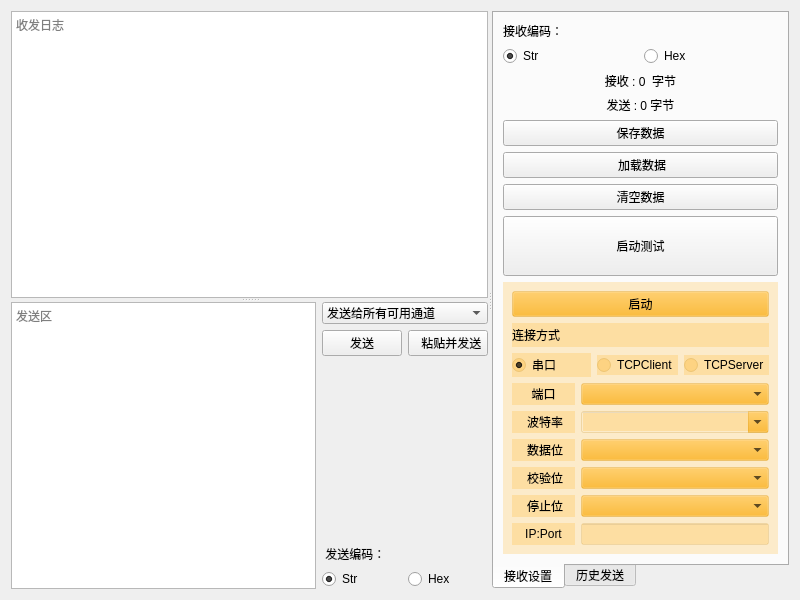
Qt form components/ComTool/comtool.ui (xutongxin1/WirelessMonitor) before a commit.
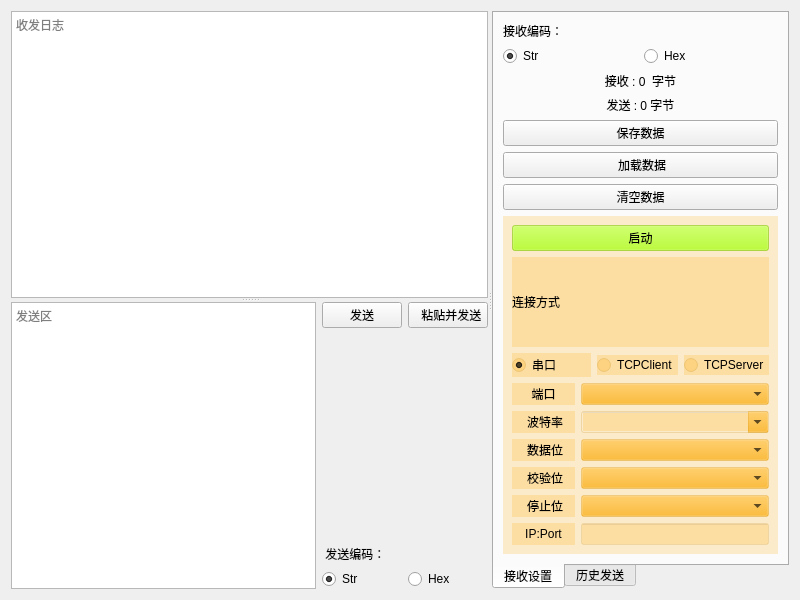
The same form after that commit. Custom widgets are drawn as their Qt base class.

Commit message:
feat: 重写的ComTool逻辑和界面，但未能使用
该版本可能是三端口的最后一个版本

```diff
--- a/components/ComTool/comtool.ui
+++ b/components/ComTool/comtool.ui
@@ -60,25 +60,6 @@
            </item>
            <item>
             <layout class="QVBoxLayout" name="verticalLayout_2">
-             <item>
-              <widget class="QComboBox" name="channelToSend">
-               <item>
-                <property name="text">
-                 <string>发送给所有可用通道</string>
-                </property>
-               </item>
-               <item>
-                <property name="text">
-                 <string>发送到二通道</string>
-                </property>
-               </item>
-               <item>
-                <property name="text">
-                 <string>发送到三通道</string>
-                </property>
-               </item>
-              </widget>
-             </item>
              <item>
               <layout class="QHBoxLayout" name="horizontalLayout_5">
                <item>
@@ -289,19 +270,6 @@
                </property>
               </widget>
              </item>
-             <item>
-              <widget class="QtMaterialRaisedButton" name="btnStartTest">
-               <property name="minimumSize">
-                <size>
-                 <width>0</width>
-                 <height>60</height>
-                </size>
-               </property>
-               <property name="text">
-                <string>启动测试</string>
-               </property>
-              </widget>
-             </item>
             </layout>
            </item>
            <item>
@@ -309,9 +277,13 @@
              <property name="styleSheet">
               <string notr="true">background-color: rgba(255, 170, 0,50);</string>
              </property>
-             <layout class="QVBoxLayout" name="verticalLayout_5" stretch="0,1,2,2,2,2,2,2,2">
+             <layout class="QVBoxLayout" name="verticalLayout_5" stretch="2,1,2,2,2,2,2,2,0">
               <item>
                <widget class="QPushButton" name="StartTool">
+                <property name="styleSheet">
+                 <string notr="true">background-color: rgba(170, 255, 0, 125);
+</string>
+                </property>
                 <property name="text">
                  <string>启动</string>
                 </property>
@@ -486,11 +458,6 @@
    <header>repeaterwidget.h</header>
    <container>1</container>
   </customwidget>
-  <customwidget>
-   <class>QtMaterialRaisedButton</class>
-   <extends>QPushButton</extends>
-   <header>qtmaterialraisedbutton.h</header>
-  </customwidget>
   <customwidget>
    <class>QtMaterialRadioButton</class>
    <extends>QRadioButton</extends>
```
Left out of the diff: 8 changed lines with no effect on the pictures. The commit also changes 6 other files.
